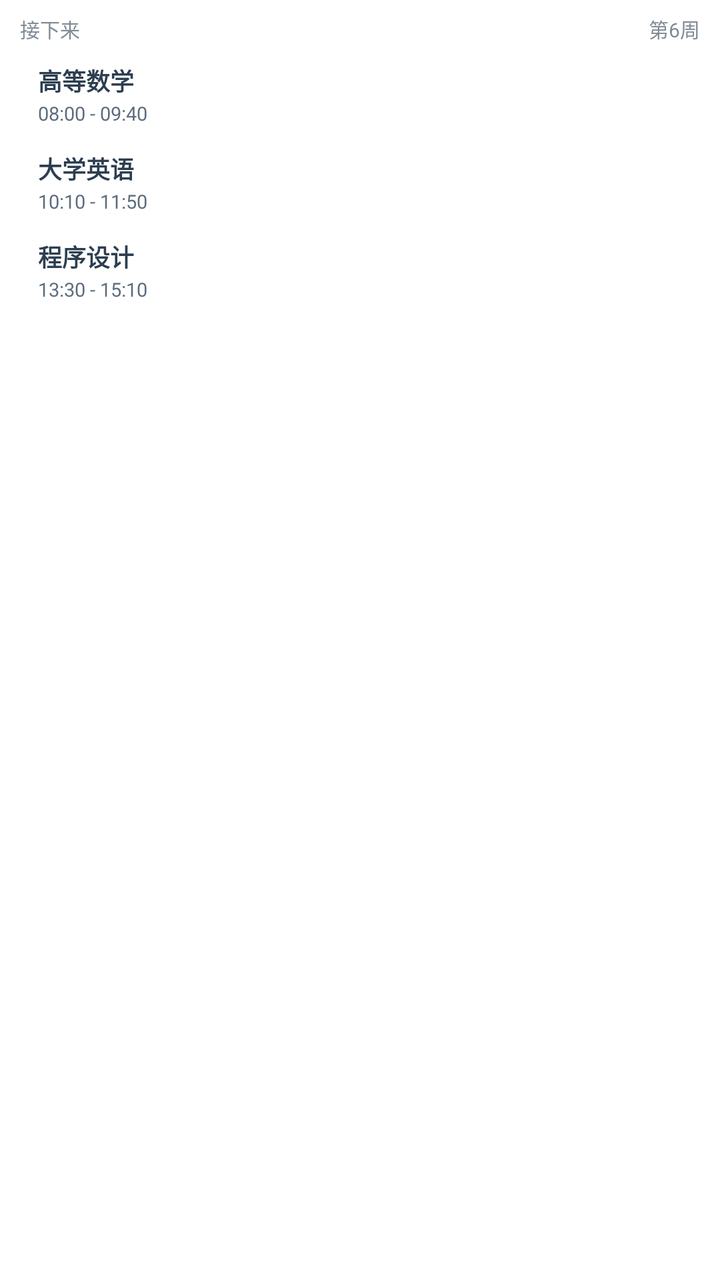
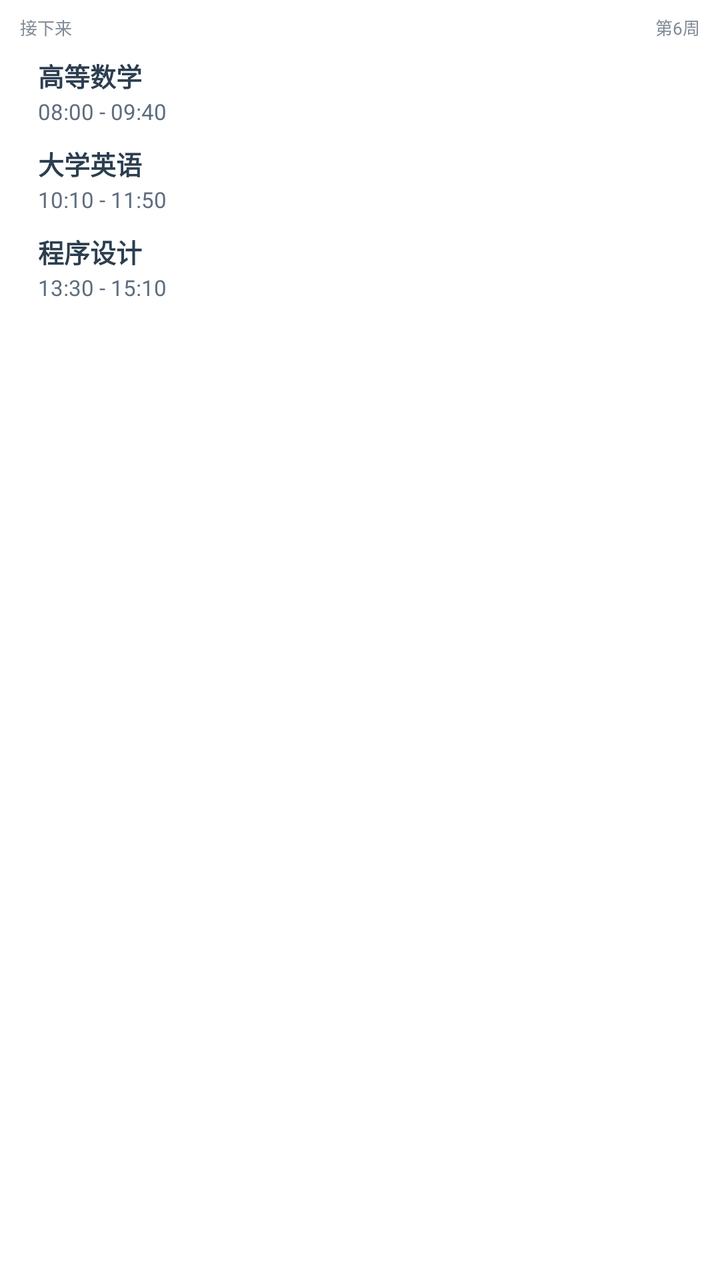

The first picture is an Android layout as it rendered before a commit; the second is the same layout after the commit. The layout source and the unified diff follow.
<!-- AndroidManifest.xml: fallback theme Theme.MaterialComponents.DayNight.NoActionBar -->
<!-- res/layout/widget_today_mini_list.xml -->
<?xml version="1.0" encoding="utf-8"?>
<FrameLayout xmlns:android="http://schemas.android.com/apk/res/android"
    android:id="@+id/widget_mini_root"
    android:layout_width="match_parent"
    android:layout_height="match_parent">

    <LinearLayout
        android:id="@+id/widget_mini_card"
        android:layout_width="match_parent"
        android:layout_height="match_parent"
        android:background="@drawable/widget_demo_card_bg"
        android:orientation="vertical"
        android:paddingLeft="10dp"
        android:paddingTop="7dp"
        android:paddingRight="10dp"
        android:paddingBottom="7dp">

        <LinearLayout
            android:id="@+id/widget_mini_header"
            android:layout_width="match_parent"
            android:layout_height="wrap_content"
            android:orientation="horizontal">

            <TextView
                android:id="@+id/widget_mini_heading"
                android:layout_width="0dp"
                android:layout_height="wrap_content"
                android:layout_weight="1"
                android:ellipsize="end"
                android:maxLines="1"
                android:text="接下来"
                android:textColor="@color/widget_couple_text_hint"
                android:textSize="10sp" />

            <TextView
                android:id="@+id/widget_mini_week"
                android:layout_width="wrap_content"
                android:layout_height="wrap_content"
                android:layout_marginStart="6dp"
                android:maxLines="1"
                android:text="第6周"
                android:textColor="@color/widget_couple_text_hint"
                android:textSize="10sp" />
        </LinearLayout>

        <FrameLayout
            android:layout_width="match_parent"
            android:layout_height="0dp"
            android:layout_weight="1">

            <LinearLayout
                android:id="@+id/widget_mini_rows"
                android:layout_width="match_parent"
                android:layout_height="wrap_content"
                android:layout_marginTop="3dp"
                android:orientation="vertical">

                <LinearLayout
                    android:id="@+id/widget_mini_row_1"
                    android:layout_width="match_parent"
                    android:layout_height="44dp"
                    android:orientation="horizontal"
                    android:paddingTop="5dp"
                    android:paddingBottom="4dp">

                    <ImageView
                        android:id="@+id/widget_mini_row_1_bar"
                        android:layout_width="3dp"
                        android:layout_height="match_parent"
                        android:layout_marginEnd="6dp"
                        android:contentDescription="@null"
                        android:scaleType="fitXY"
                        android:src="@drawable/widget_couple_indicator" />

                    <LinearLayout
                        android:layout_width="0dp"
                        android:layout_height="match_parent"
                        android:layout_weight="1"
                        android:gravity="center_vertical"
                        android:orientation="vertical">

                        <LinearLayout
                            android:layout_width="match_parent"
                            android:layout_height="wrap_content"
                            android:gravity="center_vertical"
                            android:orientation="horizontal">

                            <TextView
                                android:id="@+id/widget_mini_row_1_name"
                                android:layout_width="0dp"
                                android:layout_height="wrap_content"
                                android:layout_weight="1"
                                android:ellipsize="none"
                                android:maxLines="1"
                                android:text="高等数学"
                                android:textColor="@color/widget_couple_text_primary"
                                android:textSize="12sp"
                                android:textStyle="bold" />

                            <ImageView
                                android:id="@+id/widget_mini_row_1_weather_icon"
                                android:layout_width="12dp"
                                android:layout_height="12dp"
                                android:layout_marginStart="2dp"
                                android:contentDescription="@null"
                                android:visibility="gone" />

                            <TextView
                                android:id="@+id/widget_mini_row_1_weather_text"
                                android:layout_width="wrap_content"
                                android:layout_height="wrap_content"
                                android:layout_marginStart="1dp"
                                android:maxLines="1"
                                android:text="23°"
                                android:textColor="@color/widget_couple_text_secondary"
                                android:textSize="9.5sp"
                                android:textStyle="bold"
                                android:visibility="gone" />
                        </LinearLayout>

                        <TextView
                            android:id="@+id/widget_mini_row_1_time"
                            android:layout_width="match_parent"
                            android:layout_height="wrap_content"
                            android:layout_marginTop="1dp"
                            android:ellipsize="end"
                            android:maxLines="1"
                            android:text="08:00 - 09:40"
                            android:textColor="@color/widget_couple_text_secondary"
                            android:textSize="9.5sp" />
                    </LinearLayout>
                </LinearLayout>

                <LinearLayout
                    android:id="@+id/widget_mini_row_2"
                    android:layout_width="match_parent"
                    android:layout_height="44dp"
                    android:orientation="horizontal"
                    android:paddingTop="5dp"
                    android:paddingBottom="4dp">

                    <ImageView
                        android:id="@+id/widget_mini_row_2_bar"
                        android:layout_width="3dp"
                        android:layout_height="match_parent"
                        android:layout_marginEnd="6dp"
                        android:contentDescription="@null"
                        android:scaleType="fitXY"
                        android:src="@drawable/widget_couple_indicator" />

                    <LinearLayout
                        android:layout_width="0dp"
                        android:layout_height="match_parent"
                        android:layout_weight="1"
                        android:gravity="center_vertical"
                        android:orientation="vertical">

                        <LinearLayout
                            android:layout_width="match_parent"
                            android:layout_height="wrap_content"
                            android:gravity="center_vertical"
                            android:orientation="horizontal">

                            <TextView
                                android:id="@+id/widget_mini_row_2_name"
                                android:layout_width="0dp"
                                android:layout_height="wrap_content"
                                android:layout_weight="1"
                                android:ellipsize="none"
                                android:maxLines="1"
                                android:text="大学英语"
                                android:textColor="@color/widget_couple_text_primary"
                                android:textSize="12sp"
                                android:textStyle="bold" />

                            <ImageView
                                android:id="@+id/widget_mini_row_2_weather_icon"
                                android:layout_width="12dp"
                                android:layout_height="12dp"
                                android:layout_marginStart="2dp"
                                android:contentDescription="@null"
                                android:visibility="gone" />

                            <TextView
                                android:id="@+id/widget_mini_row_2_weather_text"
                                android:layout_width="wrap_content"
                                android:layout_height="wrap_content"
                                android:layout_marginStart="1dp"
                                android:maxLines="1"
                                android:text="23°"
                                android:textColor="@color/widget_couple_text_secondary"
                                android:textSize="9.5sp"
                                android:textStyle="bold"
                                android:visibility="gone" />
                        </LinearLayout>

                        <TextView
                            android:id="@+id/widget_mini_row_2_time"
                            android:layout_width="match_parent"
                            android:layout_height="wrap_content"
                            android:layout_marginTop="1dp"
                            android:ellipsize="end"
                            android:maxLines="1"
                            android:text="10:10 - 11:50"
                            android:textColor="@color/widget_couple_text_secondary"
                            android:textSize="9.5sp" />
                    </LinearLayout>
                </LinearLayout>

                <LinearLayout
                    android:id="@+id/widget_mini_row_3"
                    android:layout_width="match_parent"
                    android:layout_height="44dp"
                    android:orientation="horizontal"
                    android:paddingTop="5dp"
                    android:paddingBottom="4dp">

                    <ImageView
                        android:id="@+id/widget_mini_row_3_bar"
                        android:layout_width="3dp"
                        android:layout_height="match_parent"
                        android:layout_marginEnd="6dp"
                        android:contentDescription="@null"
                        android:scaleType="fitXY"
                        android:src="@drawable/widget_couple_indicator" />

                    <LinearLayout
                        android:layout_width="0dp"
                        android:layout_height="match_parent"
                        android:layout_weight="1"
                        android:gravity="center_vertical"
                        android:orientation="vertical">

                        <LinearLayout
                            android:layout_width="match_parent"
                            android:layout_height="wrap_content"
                            android:gravity="center_vertical"
                            android:orientation="horizontal">

                            <TextView
                                android:id="@+id/widget_mini_row_3_name"
                                android:layout_width="0dp"
                                android:layout_height="wrap_content"
                                android:layout_weight="1"
                                android:ellipsize="none"
                                android:maxLines="1"
                                android:text="程序设计"
                                android:textColor="@color/widget_couple_text_primary"
                                android:textSize="12sp"
                                android:textStyle="bold" />

                            <ImageView
                                android:id="@+id/widget_mini_row_3_weather_icon"
                                android:layout_width="12dp"
                                android:layout_height="12dp"
                                android:layout_marginStart="2dp"
                                android:contentDescription="@null"
                                android:visibility="gone" />

                            <TextView
                                android:id="@+id/widget_mini_row_3_weather_text"
                                android:layout_width="wrap_content"
                                android:layout_height="wrap_content"
                                android:layout_marginStart="1dp"
                                android:maxLines="1"
                                android:text="23°"
                                android:textColor="@color/widget_couple_text_secondary"
                                android:textSize="9.5sp"
                                android:textStyle="bold"
                                android:visibility="gone" />
                        </LinearLayout>

                        <TextView
                            android:id="@+id/widget_mini_row_3_time"
                            android:layout_width="match_parent"
                            android:layout_height="wrap_content"
                            android:layout_marginTop="1dp"
                            android:ellipsize="end"
                            android:maxLines="1"
                            android:text="13:30 - 15:10"
                            android:textColor="@color/widget_couple_text_secondary"
                            android:textSize="9.5sp" />
                    </LinearLayout>
                </LinearLayout>
            </LinearLayout>

            <TextView
                android:id="@+id/widget_mini_empty"
                android:layout_width="match_parent"
                android:layout_height="wrap_content"
                android:layout_gravity="center"
                android:gravity="center"
                android:maxLines="2"
                android:paddingLeft="2dp"
                android:paddingRight="2dp"
                android:text="🍵 今天没有课程"
                android:textColor="@color/widget_couple_text_hint"
                android:textSize="13sp"
                android:visibility="gone" />
        </FrameLayout>

        <TextView
            android:id="@+id/widget_mini_more"
            android:layout_width="match_parent"
            android:layout_height="wrap_content"
            android:layout_marginTop="5dp"
            android:ellipsize="end"
            android:gravity="center"
            android:maxLines="1"
            android:text="还有 2 节"
            android:textColor="@color/widget_couple_text_secondary"
            android:textSize="10sp"
            android:visibility="gone" />
    </LinearLayout>
</FrameLayout>
<!-- resources referenced by this layout -->
<resources>
  <color name="widget_couple_text_hint">#808B96</color>
  <color name="widget_couple_text_primary">#2C3E50</color>
  <color name="widget_couple_text_secondary">#5D6D7E</color>
  <!-- drawable widget_couple_indicator (drawable) -->
  <?xml version="1.0" encoding="utf-8"?>
  <shape xmlns:android="http://schemas.android.com/apk/res/android">
      <solid android:color="#FFFFFF" />
      <corners android:radius="10dp" />
      <size android:width="4dp" android:height="40dp" />
  </shape>
  <!-- drawable widget_demo_card_bg (drawable) -->
  <?xml version="1.0" encoding="utf-8"?>
  <shape xmlns:android="http://schemas.android.com/apk/res/android">
      <solid android:color="#FFFFFF" />
      <corners android:radius="18dp" />
  </shape>
</resources>

<!-- the commit's change to res/layout/widget_today_mini_list.xml (unified diff, before → after) -->
@@ -30,7 +30,7 @@
                 android:maxLines="1"
                 android:text="接下来"
                 android:textColor="@color/widget_couple_text_hint"
-                android:textSize="10sp" />
+                android:textSize="8.5sp" />
 
             <TextView
                 android:id="@+id/widget_mini_week"
@@ -40,7 +40,7 @@
                 android:maxLines="1"
                 android:text="第6周"
                 android:textColor="@color/widget_couple_text_hint"
-                android:textSize="10sp" />
+                android:textSize="8.5sp" />
         </LinearLayout>
 
         <FrameLayout
@@ -94,7 +94,7 @@
                                 android:maxLines="1"
                                 android:text="高等数学"
                                 android:textColor="@color/widget_couple_text_primary"
-                                android:textSize="12sp"
+                                android:textSize="13sp"
                                 android:textStyle="bold" />
 
                             <ImageView
@@ -127,7 +127,7 @@
                             android:maxLines="1"
                             android:text="08:00 - 09:40"
                             android:textColor="@color/widget_couple_text_secondary"
-                            android:textSize="9.5sp" />
+                            android:textSize="11sp" />
                     </LinearLayout>
                 </LinearLayout>
 
@@ -170,7 +170,7 @@
                                 android:maxLines="1"
                                 android:text="大学英语"
                                 android:textColor="@color/widget_couple_text_primary"
-                                android:textSize="12sp"
+                                android:textSize="13sp"
                                 android:textStyle="bold" />
 
                             <ImageView
@@ -203,7 +203,7 @@
                             android:maxLines="1"
                             android:text="10:10 - 11:50"
                             android:textColor="@color/widget_couple_text_secondary"
-                            android:textSize="9.5sp" />
+                            android:textSize="11sp" />
                     </LinearLayout>
                 </LinearLayout>
 
@@ -246,7 +246,7 @@
                                 android:maxLines="1"
                                 android:text="程序设计"
                                 android:textColor="@color/widget_couple_text_primary"
-                                android:textSize="12sp"
+                                android:textSize="13sp"
                                 android:textStyle="bold" />
 
                             <ImageView
@@ -279,7 +279,7 @@
                             android:maxLines="1"
                             android:text="13:30 - 15:10"
                             android:textColor="@color/widget_couple_text_secondary"
-                            android:textSize="9.5sp" />
+                            android:textSize="11sp" />
                     </LinearLayout>
                 </LinearLayout>
             </LinearLayout>
@@ -295,7 +295,7 @@
                 android:paddingRight="2dp"
                 android:text="🍵 今天没有课程"
                 android:textColor="@color/widget_couple_text_hint"
-                android:textSize="13sp"
+                android:textSize="13.5sp"
                 android:visibility="gone" />
         </FrameLayout>
 
@@ -309,7 +309,7 @@
             android:maxLines="1"
             android:text="还有 2 节"
             android:textColor="@color/widget_couple_text_secondary"
-            android:textSize="10sp"
+            android:textSize="8.5sp"
             android:visibility="gone" />
     </LinearLayout>
 </FrameLayout>
